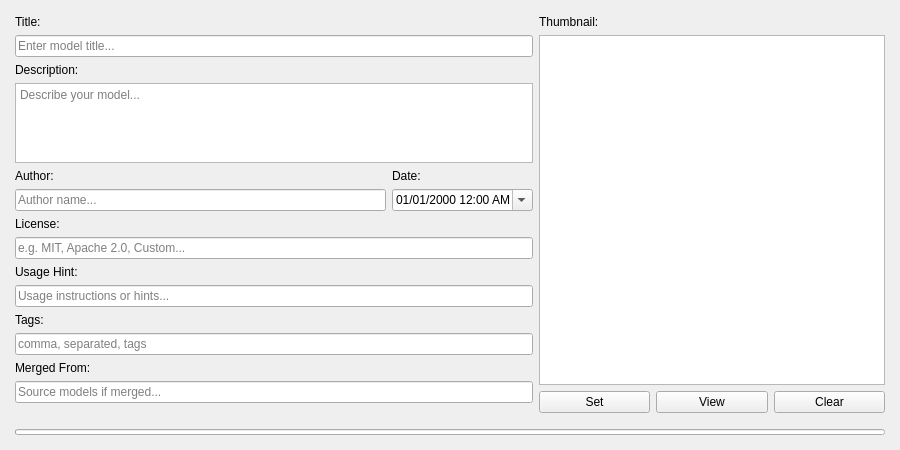
Before: the Qt Designer form designer/main_view.ui in KPandaK/metaeditor_safetensors, drawn with Qt 5.
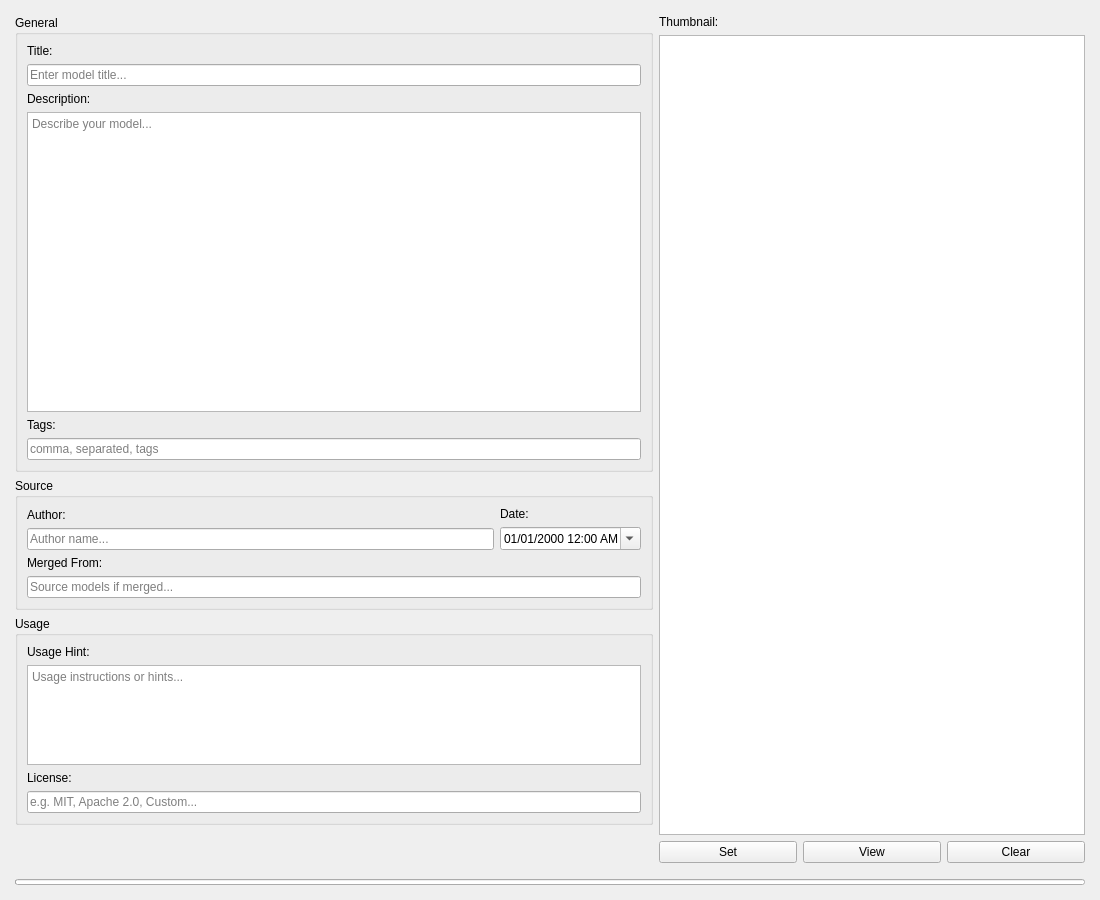
After: the same form once the commit is applied. Custom widgets are drawn as their Qt base class.

```diff
--- a/designer/main_view.ui
+++ b/designer/main_view.ui
@@ -6,8 +6,8 @@
    <rect>
     <x>0</x>
     <y>0</y>
-    <width>900</width>
-    <height>450</height>
+    <width>1100</width>
+    <height>900</height>
    </rect>
   </property>
   <property name="windowTitle">
@@ -29,7 +29,15 @@
    <item>
     <layout class="QHBoxLayout" name="horizontalLayout" stretch="6,4">
      <item>
-      <layout class="QVBoxLayout" name="leftColumn">
+      <layout class="QVBoxLayout" name="leftColumn" stretch="0,0,0,0">
+       <item>
+        <widget class="QGroupBox" name="generalBox">
+         <property name="title">
+          <string>General</string>
+         </property>
+         <layout class="QVBoxLayout" name="verticalLayout_2">
+          <item>
+           <layout class="QVBoxLayout" name="titleGroup">
        <item>
         <widget class="QLabel" name="titleLabel">
          <property name="text">
@@ -44,6 +52,13 @@
          </property>
         </widget>
        </item>
+           </layout>
+          </item>
+          <item>
+           <layout class="QVBoxLayout" name="descGroup" stretch="0,1">
+            <property name="spacing">
+             <number>6</number>
+            </property>
        <item>
         <widget class="QLabel" name="descriptionLabel">
          <property name="text">
@@ -53,10 +68,22 @@
        </item>
        <item>
         <widget class="QTextEdit" name="descriptionEdit">
+              <property name="sizePolicy">
+               <sizepolicy hsizetype="Expanding" vsizetype="Expanding">
+                <horstretch>0</horstretch>
+                <verstretch>0</verstretch>
+               </sizepolicy>
+              </property>
+              <property name="minimumSize">
+               <size>
+                <width>0</width>
+                <height>300</height>
+               </size>
+              </property>
          <property name="maximumSize">
           <size>
            <width>16777215</width>
-           <height>100</height>
+                <height>16777215</height>
           </size>
          </property>
          <property name="placeholderText">
@@ -64,6 +91,35 @@
          </property>
         </widget>
        </item>
+           </layout>
+          </item>
+          <item>
+           <layout class="QVBoxLayout" name="tagGroup">
+            <item>
+             <widget class="QLabel" name="tagsLabel">
+              <property name="text">
+               <string>Tags:</string>
+              </property>
+             </widget>
+            </item>
+            <item>
+             <widget class="QLineEdit" name="tagsEdit">
+              <property name="placeholderText">
+               <string>comma, separated, tags</string>
+              </property>
+             </widget>
+            </item>
+           </layout>
+          </item>
+         </layout>
+        </widget>
+       </item>
+       <item>
+        <widget class="QGroupBox" name="sourceBox">
+         <property name="title">
+          <string>Source</string>
+         </property>
+         <layout class="QVBoxLayout" name="verticalLayout_3">
        <item>
         <layout class="QHBoxLayout" name="authorDateLayout">
          <item>
@@ -129,47 +185,7 @@
         </layout>
        </item>
        <item>
-        <widget class="QLabel" name="licenseLabel">
-         <property name="text">
-          <string>License:</string>
-         </property>
-        </widget>
-       </item>
-       <item>
-        <widget class="QLineEdit" name="licenseEdit">
-         <property name="placeholderText">
-          <string>e.g. MIT, Apache 2.0, Custom...</string>
-         </property>
-        </widget>
-       </item>
-       <item>
-        <widget class="QLabel" name="usageHintLabel">
-         <property name="text">
-          <string>Usage Hint:</string>
-         </property>
-        </widget>
-       </item>
-       <item>
-        <widget class="QLineEdit" name="usageHintEdit">
-         <property name="placeholderText">
-          <string>Usage instructions or hints...</string>
-         </property>
-        </widget>
-       </item>
-       <item>
-        <widget class="QLabel" name="tagsLabel">
-         <property name="text">
-          <string>Tags:</string>
-         </property>
-        </widget>
-       </item>
-       <item>
-        <widget class="QLineEdit" name="tagsEdit">
-         <property name="placeholderText">
-          <string>comma, separated, tags</string>
-         </property>
-        </widget>
-       </item>
+           <layout class="QVBoxLayout" name="mergeGroup">
        <item>
         <widget class="QLabel" name="mergedFromLabel">
          <property name="text">
@@ -182,6 +198,62 @@
          <property name="placeholderText">
           <string>Source models if merged...</string>
          </property>
+             </widget>
+            </item>
+           </layout>
+          </item>
+         </layout>
+        </widget>
+       </item>
+       <item>
+        <widget class="QGroupBox" name="usageBox">
+         <property name="title">
+          <string>Usage</string>
+         </property>
+         <layout class="QVBoxLayout" name="verticalLayout_4">
+          <item>
+           <layout class="QVBoxLayout" name="usageGroup">
+            <item>
+             <widget class="QLabel" name="usageHintLabel">
+              <property name="text">
+               <string>Usage Hint:</string>
+              </property>
+             </widget>
+            </item>
+            <item>
+             <widget class="QTextEdit" name="usageHintEdit">
+              <property name="maximumSize">
+               <size>
+                <width>16777215</width>
+                <height>100</height>
+               </size>
+              </property>
+              <property name="placeholderText">
+               <string>Usage instructions or hints...</string>
+              </property>
+             </widget>
+            </item>
+           </layout>
+          </item>
+          <item>
+           <layout class="QVBoxLayout" name="licenseGroup">
+            <item>
+             <widget class="QLabel" name="licenseLabel">
+              <property name="text">
+               <string>License:</string>
+              </property>
+             </widget>
+            </item>
+            <item>
+             <widget class="QLineEdit" name="licenseEdit">
+              <property name="placeholderText">
+               <string>e.g. MIT, Apache 2.0, Custom...</string>
+              </property>
+             </widget>
+            </item>
+           </layout>
+          </item>
+         </layout>
         </widget>
        </item>
        <item>
```
Lines whose indentation alone changed are shown as unchanged.
